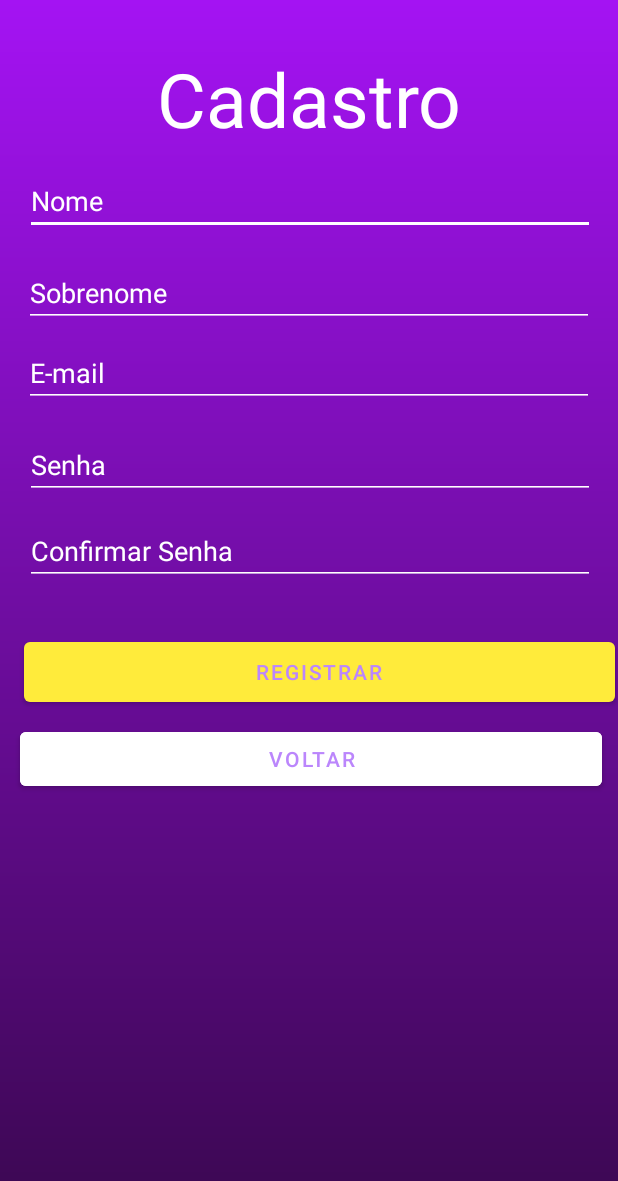
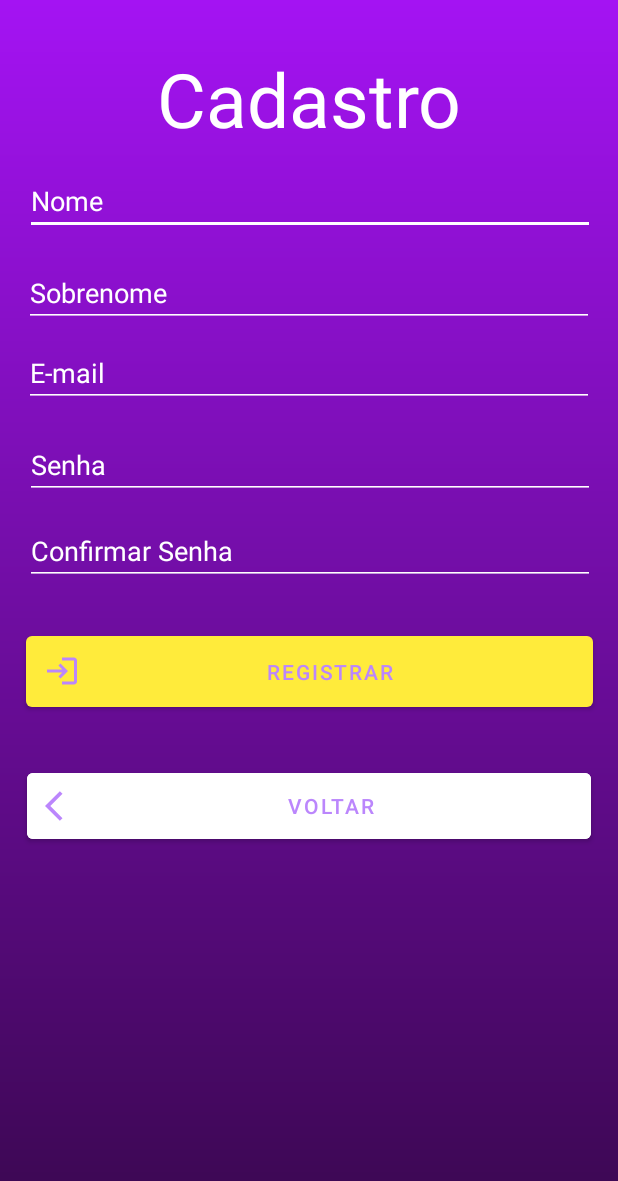
Before and after one commit to DavydeSouza/DEJTCC, an Android app: the Cadastro screen opened directly, with no data from a screen before it, on a phone screen of 412 x 824 dp. Shown: the top 1181 px of the screen. Run offline under Robolectric (Android 15) with nearby library versions, the phone set to English and light mode, and no system bars; our stand-ins replace Firebase (no records; nobody signed in at launch, a user with empty details on screens opened directly).

Commit message:
7- Ajustes de Layout :(

```diff
--- a/app/src/main/java/com/example/dejtcc/Activity/AddProdutos.java
+++ b/app/src/main/java/com/example/dejtcc/Activity/AddProdutos.java
@@ -59,7 +59,6 @@ public class AddProdutos extends AppCompatActivity {
         estoque = findViewById(R.id.inventory);
     }
     private void salvarProdutos(){
-        String UserID;
         String eats  =comida.getText().toString();
         String type =tipo.getText().toString();
         String description =descricao.getText().toString();
@@ -89,6 +88,7 @@ public class AddProdutos extends AppCompatActivity {
             @Override
             public void onFailure(@NonNull Exception e) {
                 Log.d("db_erro","Falha ao Salvar" + e.toString());
+                Toast.makeText(AddProdutos.this,"Falha ao Salvar" + e.toString(),Toast.LENGTH_SHORT).show();
 
             }
         });
--- a/app/src/main/java/com/example/dejtcc/Fragments/ProfileFragments.java
+++ b/app/src/main/java/com/example/dejtcc/Fragments/ProfileFragments.java
@@ -66,9 +66,11 @@ public class ProfileFragments extends Fragment {
     }
 
     private void IniciarComponents(){
-        mAuth = FirebaseAuth.getInstance();
+
+       mAuth = FirebaseAuth.getInstance();
     }
     public void RecuperaInfo(){
+
         String UserID = FirebaseAuth.getInstance().getCurrentUser().getUid();
         if(UserID != null){
             nameUser =(TextView) getActivity().findViewById(R.id.nameUser);
--- /dev/null
+++ b/app/src/main/res/drawable/ic_baseline_arrow_back_ios_24.xml
@@ -0,0 +1,11 @@
+<vector xmlns:android="http://schemas.android.com/apk/res/android"
+    android:width="24dp"
+    android:height="24dp"
+    android:viewportWidth="24"
+    android:viewportHeight="24"
+    android:tint="?attr/colorControlNormal"
+    android:autoMirrored="true">
+  <path
+      android:fillColor="@android:color/white"
+      android:pathData="M11.67,3.87L9.9,2.1 0,12l9.9,9.9 1.77,-1.77L3.54,12z"/>
+</vector>
--- /dev/null
+++ b/app/src/main/res/drawable/ic_baseline_login_24.xml
@@ -0,0 +1,10 @@
+<vector xmlns:android="http://schemas.android.com/apk/res/android"
+    android:width="24dp"
+    android:height="24dp"
+    android:viewportWidth="24"
+    android:viewportHeight="24"
+    android:tint="?attr/colorControlNormal">
+  <path
+      android:fillColor="@color/purple_200"
+      android:pathData="M11,7L9.6,8.4l2.6,2.6H2v2h10.2l-2.6,2.6L11,17l5,-5L11,7zM20,19h-8v2h8c1.1,0 2,-0.9 2,-2V5c0,-1.1 -0.9,-2 -2,-2h-8v2h8V19z"/>
+</vector>
--- a/app/src/main/res/layout/activity_cadastro.xml
+++ b/app/src/main/res/layout/activity_cadastro.xml
@@ -97,26 +97,29 @@
         app:layout_constraintTop_toBottomOf="@+id/spassword" />
 
     <Button
+        style="@style/Widget.MaterialComponents.Button.Icon"
         android:id="@+id/btResgistrar"
-        android:layout_width="394dp"
-        android:layout_height="52dp"
-        android:layout_marginStart="16dp"
-        android:layout_marginTop="32dp"
+        android:layout_width="378dp"
+        android:layout_height="59dp"
+        android:layout_marginTop="28dp"
+        app:icon="@drawable/ic_baseline_login_24"
         android:text="Registrar"
         android:textColor="@color/purple_200"
+        app:layout_constraintEnd_toEndOf="parent"
         app:layout_constraintStart_toStartOf="parent"
         app:layout_constraintTop_toBottomOf="@+id/cpassword" />
 
     <Button
         android:id="@+id/btVoltar"
-        android:layout_width="388dp"
-        android:layout_height="48dp"
-        android:layout_marginTop="8dp"
+        style="@style/Widget.MaterialComponents.Button.Icon"
+        android:layout_width="376dp"
+        android:layout_height="56dp"
+        android:layout_marginTop="32dp"
         android:backgroundTint="@color/white"
         android:text="Voltar"
         android:textColor="@color/purple_200"
+        app:icon="@drawable/ic_baseline_arrow_back_ios_24"
         app:layout_constraintEnd_toEndOf="parent"
-        app:layout_constraintHorizontal_bias="0.551"
         app:layout_constraintStart_toStartOf="parent"
         app:layout_constraintTop_toBottomOf="@+id/btResgistrar" />
 
@@ -125,7 +128,7 @@
         style="@style/Widget.AppCompat.ProgressBar.Horizontal"
         android:layout_width="match_parent"
         android:layout_height="wrap_content"
-        android:layout_marginTop="12dp"
+        android:layout_marginTop="28dp"
         android:indeterminate="true"
         android:indeterminateTint="@color/purple_200"
         android:visibility="invisible"
@@ -134,5 +137,4 @@
         app:layout_constraintStart_toStartOf="parent"
         app:layout_constraintTop_toBottomOf="@+id/btVoltar" />
 
-
 </androidx.constraintlayout.widget.ConstraintLayout>
--- a/app/src/main/res/values/themes.xml
+++ b/app/src/main/res/values/themes.xml
@@ -4,7 +4,7 @@
         <!-- Primary brand color. -->
         <item name="colorPrimary">#FFEB3B</item>
         <item name="colorPrimaryVariant">#A413F3</item>
-        <item name="colorOnPrimary">@color/white</item>
+        <item name="colorOnPrimary">@color/purple_200</item>
         <!-- Secondary brand color. -->
         <item name="colorSecondary">#FFD863</item>
         <item name="colorSecondaryVariant">@color/teal_700</item>
```
Also changed, not shown: app/src/main/res/drawable/ic_baseline_exit_to_app_24.xml (added, +11 -0 lines), app/src/main/res/layout/activity_add_produtos.xml (+13 -9 lines), app/src/main/res/layout/activity_login.xml (+9 -7 lines), app/src/main/res/layout/fragment_profile_fragments.xml (+5 -5 lines).
